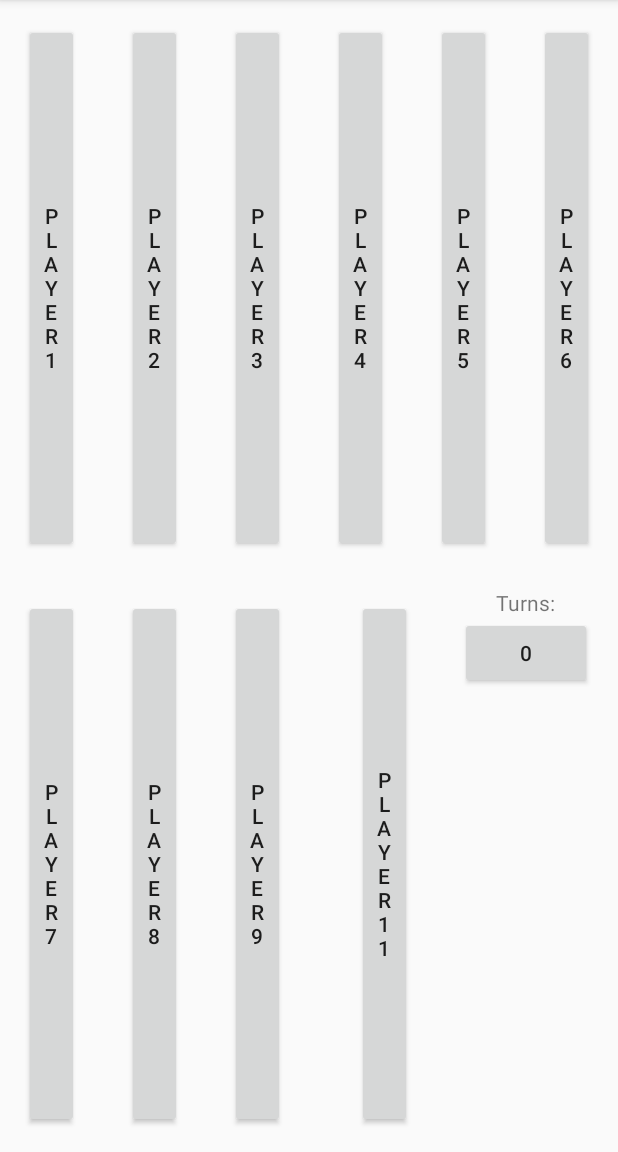
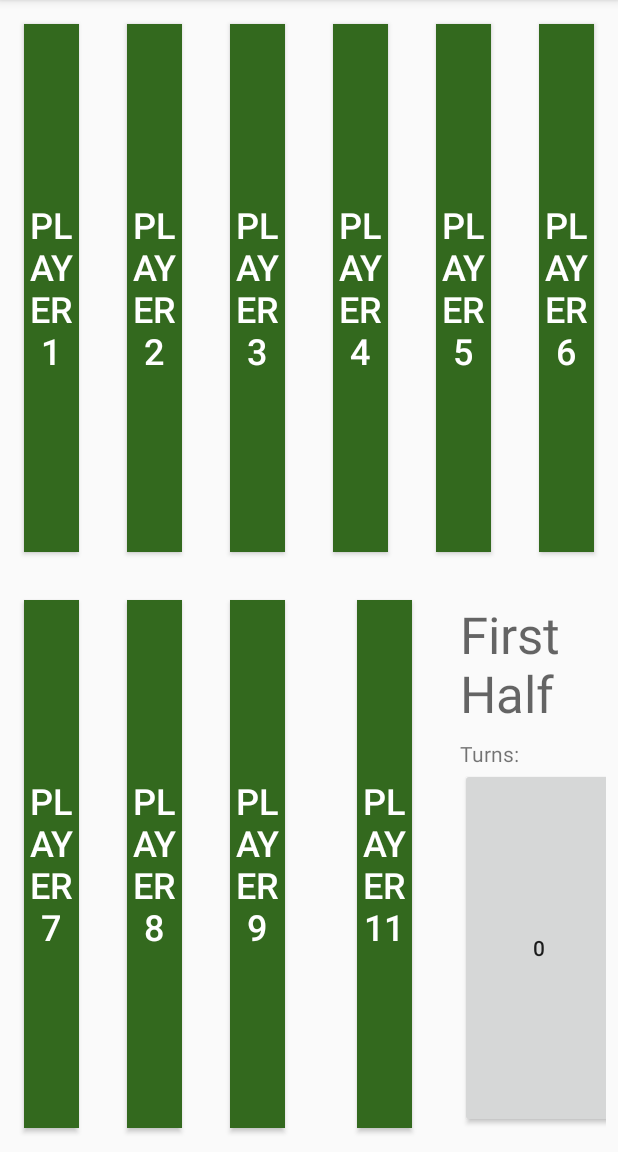
Before and after one commit to Cultiststeve/Blood-Bowl-Playing-Aid, an Android app: the screen it shows after launch (IngameActivity), on a phone screen of 412 x 824 dp, the part 84-1236 px from its top. Run offline under Robolectric (Android 15) with nearby library versions, the phone set to English and light mode, and no system bars.

Commit message:
Implemented turn increasing / decreasing
Long press to go back. Counts 2nd half

```diff
--- a/app/src/main/res/layout/fragment_fragment__button__draw.xml
+++ b/app/src/main/res/layout/fragment_fragment__button__draw.xml
@@ -9,31 +9,56 @@
 
     <Button
         android:id="@+id/btn_Turn_Count"
+        android:layout_width="0dp"
+        android:layout_height="0dp"
+        android:layout_marginBottom="8dp"
+        android:text="0"
+        app:layout_constraintBottom_toBottomOf="parent"
+        app:layout_constraintEnd_toEndOf="@+id/txt_Game_Half"
+        app:layout_constraintStart_toStartOf="@+id/txt_Game_Half"
+        app:layout_constraintTop_toBottomOf="@+id/textView" />
+
+    <TextView
+        android:id="@+id/textView"
+        android:layout_width="0dp"
+        android:layout_height="wrap_content"
+        android:layout_marginTop="8dp"
+        android:text="Turns:"
+        app:layout_constraintEnd_toEndOf="@+id/txt_Game_Half"
+        app:layout_constraintStart_toStartOf="@+id/txt_Game_Half"
+        app:layout_constraintTop_toBottomOf="@+id/txt_Game_Half" />
+
+    <ImageButton
+        android:id="@+id/imageButton"
+        android:layout_width="0dp"
+        android:layout_height="wrap_content"
+        android:layout_marginTop="8dp"
+        android:src="@drawable/ic_autorenew_black_24dp"
+        app:layout_constraintEnd_toEndOf="@+id/textView2"
+        app:layout_constraintStart_toStartOf="@+id/textView2"
+        app:layout_constraintTop_toBottomOf="@+id/textView2" />
+
+    <TextView
+        android:id="@+id/textView2"
         android:layout_width="wrap_content"
         android:layout_height="wrap_content"
         android:layout_marginStart="8dp"
         android:layout_marginLeft="8dp"
-        android:text="0"
-        app:layout_constraintStart_toStartOf="parent"
-        app:layout_constraintTop_toBottomOf="@+id/textView" />
+        android:layout_marginTop="8dp"
+        android:text="Reset Game"
+        app:layout_constraintStart_toEndOf="@+id/txt_Game_Half"
+        app:layout_constraintTop_toTopOf="parent" />
 
     <TextView
-        android:id="@+id/textView"
-        android:layout_width="wrap_content"
-        android:layout_height="wrap_content"
-        android:text="Turns:"
-        app:layout_constraintEnd_toEndOf="@+id/btn_Turn_Count"
-        app:layout_constraintStart_toStartOf="@+id/btn_Turn_Count"
-        tools:layout_editor_absoluteY="8dp" />
-
-    <ImageButton
-        android:id="@+id/imageButton"
-        android:layout_width="wrap_content"
+        android:id="@+id/txt_Game_Half"
+        android:layout_width="0dp"
         android:layout_height="wrap_content"
         android:layout_marginStart="8dp"
         android:layout_marginLeft="8dp"
-        android:src="@drawable/ic_autorenew_black_24dp"
-        app:layout_constraintStart_toEndOf="@+id/btn_Turn_Count"
-        app:layout_constraintTop_toTopOf="@+id/btn_Turn_Count" />
+        android:layout_marginTop="8dp"
+        android:text="First Half"
+        android:textAppearance="@style/TextAppearance.AppCompat.Display1"
+        app:layout_constraintStart_toStartOf="parent"
+        app:layout_constraintTop_toTopOf="parent" />
 
 </android.support.constraint.ConstraintLayout>
--- a/app/src/main/res/layout/player_card_fragment.xml
+++ b/app/src/main/res/layout/player_card_fragment.xml
@@ -11,6 +11,7 @@
 
     <Button
         android:id="@+id/card_button"
+        style="@style/Widget.AppCompat.Button"
         android:layout_width="0dp"
         android:layout_height="0dp"
         android:layout_marginStart="8dp"
@@ -19,7 +20,10 @@
         android:layout_marginEnd="8dp"
         android:layout_marginRight="8dp"
         android:layout_marginBottom="8dp"
+        android:background="@color/colorNotPlayed"
         android:text="Button"
+        android:textColor="@android:color/white"
+        android:textSize="24sp"
         app:layout_constraintBottom_toBottomOf="parent"
         app:layout_constraintEnd_toEndOf="parent"
         app:layout_constraintStart_toStartOf="parent"
--- a/app/src/main/res/values/colors.xml
+++ b/app/src/main/res/values/colors.xml
@@ -3,4 +3,6 @@
     <color name="colorPrimary">#008577</color>
     <color name="colorPrimaryDark">#00574B</color>
     <color name="colorAccent">#D81B60</color>
+    <color name="colorNotPlayed">#33691e</color>
+    <color name="colorPlayed">#bf360c</color>
 </resources>
```
Also changed, not shown: app/src/main/java/com/example/bloodbowlplayingaid/ControlButtonsFragment.java (+20 -3 lines), app/src/main/java/com/example/bloodbowlplayingaid/IngameActivity.java (+26 -1 lines), app/src/main/java/com/example/bloodbowlplayingaid/PlayerCardFragment.java (+14 -2 lines).
